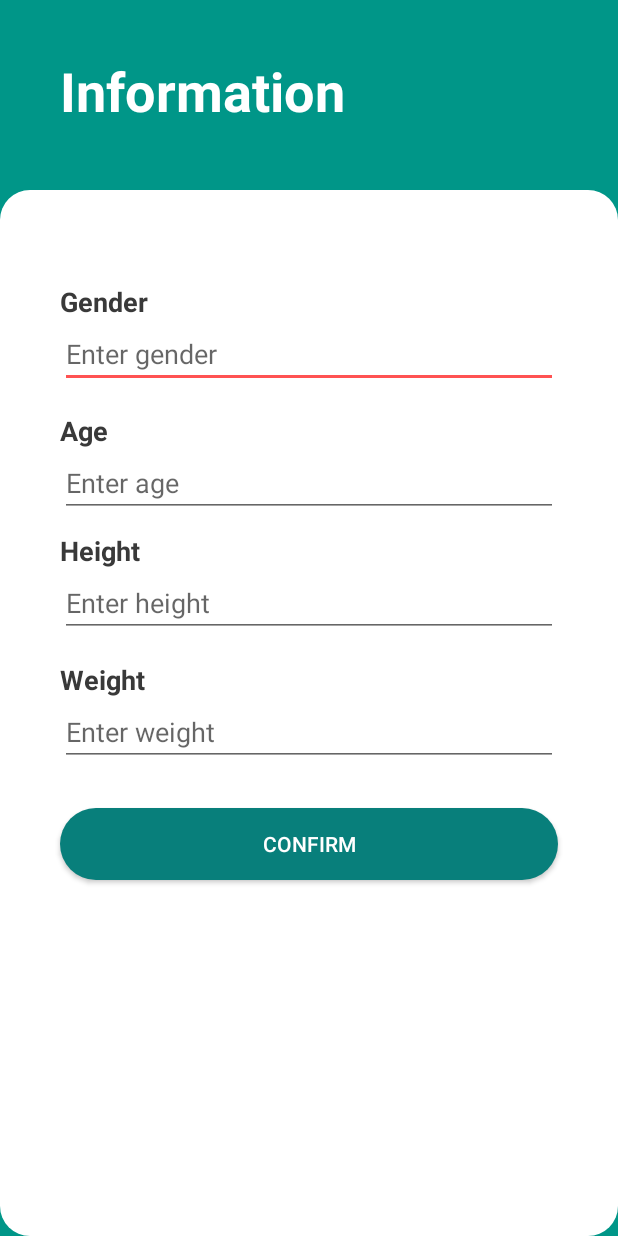
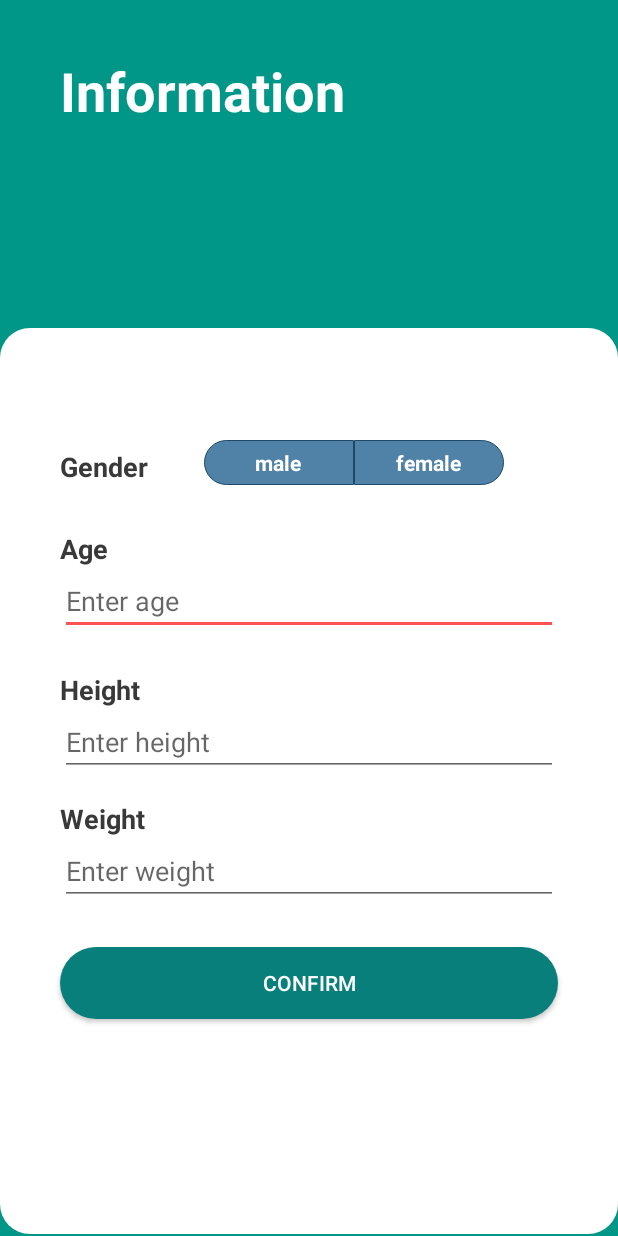
Before and after one commit to Aicl0ud/DietPlanner, an Android app: the screen it shows after launch once a user with an empty profile is signed in (DataActivity), on a phone screen of 412 x 824 dp. Run offline under Robolectric (Android 15) with nearby library versions, the light colour scheme and no system bars; our stand-ins replace Firebase (no records; nobody signed in at launch, a user with empty details on screens opened directly).

Commit message:
New system added
+ gender button
+ number input type

```diff
--- a/DietPlanner/app/build.gradle
+++ b/DietPlanner/app/build.gradle
@@ -43,4 +43,5 @@ dependencies {
     androidTestImplementation 'androidx.test.espresso:espresso-core:3.2.0'
     implementation 'androidx.recyclerview:recyclerview:1.1.0'
     implementation 'com.android.support:multidex:1.0.3'
+    implementation 'joda-time:joda-time:2.9.1'
 }
--- a/DietPlanner/app/src/main/java/com/mahidol/dietplanner/DataActivity.kt
+++ b/DietPlanner/app/src/main/java/com/mahidol/dietplanner/DataActivity.kt
@@ -1,13 +1,17 @@
 package com.mahidol.dietplanner
 
+import android.app.DatePickerDialog
 import android.content.Intent
+import android.graphics.drawable.ColorDrawable
 import android.os.Bundle
 import android.util.Log
+import android.widget.Button
 import androidx.appcompat.app.AppCompatActivity
 import com.google.firebase.auth.FirebaseAuth
-import com.google.firebase.firestore.DocumentReference
 import com.google.firebase.firestore.FirebaseFirestore
 import kotlinx.android.synthetic.main.activity_data.*
+import java.text.SimpleDateFormat
+import java.util.*
 
 
 class DataActivity : AppCompatActivity() {
@@ -15,7 +19,15 @@ class DataActivity : AppCompatActivity() {
     var db: FirebaseFirestore = FirebaseFirestore.getInstance()
     var mAuth: FirebaseAuth? = FirebaseAuth.getInstance()
     var mAuthListener: FirebaseAuth.AuthStateListener? = null
+    var btbirth: Button? = null
+    val c = Calendar.getInstance()
+    val year = c.get(Calendar.YEAR)
+    val month = c.get(Calendar.MONTH)
+    val day = c.get(Calendar.DAY_OF_MONTH)
     private val TAG: String = "Data Activity"
+    var simpledateformat: SimpleDateFormat = SimpleDateFormat("dd/mm/yyyy")
+    //Today's date
+    var date = simpledateformat.format(Calendar.getInstance().time)
 
     override fun onCreate(savedInstanceState: Bundle?) {
         super.onCreate(savedInstanceState)
@@ -29,8 +41,19 @@ class DataActivity : AppCompatActivity() {
             }
         }
 
+        btbirth?.setOnClickListener{{
+            var datePickerDialog: Date
+        }}
+
         confirm_btn_data.setOnClickListener{
-            val gender = data_form_gender.text.toString().trim{it<=' '}
+            var gender = "NONE"
+            if(male.isChecked){
+                gender = male.text.toString()
+            } else if(female.isChecked){
+                gender = female.text.toString()
+            } else {return@setOnClickListener}
+
+            //val gender = data_form_gender.text.toString().trim{it<=' '}
             val age = data_form_age.text.toString().trim{it<=' '}
             val height = data_form_height.text.toString().trim{it<=' '}
             val weight = data_form_weight.text.toString().trim{it<=' '}
@@ -40,6 +63,9 @@ class DataActivity : AppCompatActivity() {
                 "height" to height,
                 "weight" to weight
             )
+            //check if empty
+            if( age.isEmpty() || height.isEmpty() || weight.isEmpty()){ return@setOnClickListener }
+
             val userID = mAuth!!.currentUser?.uid
 
             db.collection("users").document(userID.toString())
--- /dev/null
+++ b/DietPlanner/app/src/main/res/drawable/btn_selector_female.xml
@@ -0,0 +1,35 @@
+<?xml version="1.0" encoding="utf-8"?>
+<selector xmlns:android="http://schemas.android.com/apk/res/android">
+    <item android:state_pressed="true">
+        <shape android:shape="rectangle">
+            <corners
+                android:topRightRadius="25dp"
+                android:bottomRightRadius="25dp"
+                />
+            <stroke android:width="0.5dp" android:color="#1c4869"/>
+            <solid android:color="@android:color/white"/>
+        </shape>
+    </item>
+
+    <item android:state_checked="true">
+        <shape android:shape="rectangle">
+            <corners
+                android:topRightRadius="25dp"
+                android:bottomRightRadius="25dp"
+                />
+            <stroke android:width="0.5dp" android:color="#1c4869"/>
+            <solid android:color="@android:color/white"/>
+        </shape>
+    </item>
+
+    <item>
+        <shape android:shape="rectangle">
+            <corners
+                android:topRightRadius="25dp"
+                android:bottomRightRadius="25dp"
+                />
+            <stroke android:width="0.5dp" android:color="#1c4869"/>
+            <solid android:color="#5082a8"/>
+        </shape>
+    </item>
+</selector>
--- /dev/null
+++ b/DietPlanner/app/src/main/res/drawable/btn_selector_male.xml
@@ -0,0 +1,35 @@
+<?xml version="1.0" encoding="utf-8"?>
+<selector xmlns:android="http://schemas.android.com/apk/res/android">
+    <item android:state_pressed="true">
+        <shape android:shape="rectangle">
+            <corners
+                android:topLeftRadius="25dp"
+                android:bottomLeftRadius="25dp"
+                />
+            <stroke android:width="0.5dp" android:color="#1c4869"/>
+            <solid android:color="@android:color/white"/>
+        </shape>
+    </item>
+
+    <item android:state_checked="true">
+        <shape android:shape="rectangle">
+            <corners
+                android:topLeftRadius="25dp"
+                android:bottomLeftRadius="25dp"
+                />
+            <stroke android:width="0.5dp" android:color="#1c4869"/>
+            <solid android:color="@android:color/white"/>
+        </shape>
+    </item>
+
+    <item>
+        <shape android:shape="rectangle">
+            <corners
+                android:topLeftRadius="25dp"
+                android:bottomLeftRadius="25dp"
+                />
+            <stroke android:width="0.5dp" android:color="#1c4869"/>
+            <solid android:color="#5082a8"/>
+        </shape>
+    </item>
+</selector>
--- /dev/null
+++ b/DietPlanner/app/src/main/res/drawable/txt_selector.xml
@@ -0,0 +1,7 @@
+<?xml version="1.0" encoding="utf-8"?>
+<selector xmlns:android="http://schemas.android.com/apk/res/android">
+
+    <item android:color="#5082a8" android:state_checked="true"/>
+    <item android:color="#ffffff" android:state_checked="false"/>
+
+</selector>
--- a/DietPlanner/app/src/main/res/layout/activity_data.xml
+++ b/DietPlanner/app/src/main/res/layout/activity_data.xml
@@ -13,63 +13,47 @@
         android:layout_height="wrap_content"
         android:layout_marginStart="40dp"
         android:layout_marginTop="36dp"
-        android:layout_marginBottom="42dp"
         android:text="Information"
         android:textColor="#FFFFFF"
         android:textSize="36sp"
         android:textStyle="bold"
-        app:layout_constraintBottom_toTopOf="@+id/bg_data"
         app:layout_constraintStart_toStartOf="parent"
         app:layout_constraintTop_toTopOf="parent" />
 
     <ImageView
         android:id="@+id/bg_data"
         android:layout_width="0dp"
-        android:layout_height="0dp"
+        android:layout_height="604dp"
+        android:layout_marginBottom="1dp"
         app:layout_constraintBottom_toBottomOf="parent"
         app:layout_constraintEnd_toEndOf="parent"
         app:layout_constraintStart_toStartOf="parent"
-        app:layout_constraintTop_toBottomOf="@+id/information"
         app:srcCompat="@drawable/page_bg" />
 
     <TextView
         android:id="@+id/text_data_gender"
         android:layout_width="wrap_content"
         android:layout_height="wrap_content"
-        android:layout_marginTop="62dp"
+        android:layout_marginStart="40dp"
+        android:layout_marginTop="80dp"
         android:text="Gender"
         android:textColor="#393939"
         android:textSize="18sp"
         android:textStyle="bold"
-        app:layout_constraintStart_toStartOf="@+id/data_form_gender"
+        app:layout_constraintStart_toStartOf="parent"
         app:layout_constraintTop_toTopOf="@+id/bg_data" />
-
-    <EditText
-        android:id="@+id/data_form_gender"
-        android:layout_width="0dp"
-        android:layout_height="wrap_content"
-        android:layout_marginStart="40dp"
-        android:layout_marginEnd="40dp"
-        android:ems="10"
-        android:hint="Enter gender"
-        android:inputType="textPersonName"
-        android:textAlignment="viewStart"
-        android:textColor="#393939"
-        app:layout_constraintEnd_toEndOf="parent"
-        app:layout_constraintStart_toStartOf="parent"
-        app:layout_constraintTop_toBottomOf="@+id/text_data_gender" />
 
     <TextView
         android:id="@+id/text_data_age"
         android:layout_width="wrap_content"
         android:layout_height="wrap_content"
-        android:layout_marginTop="16dp"
+        android:layout_marginTop="30dp"
         android:text="Age"
         android:textColor="#393939"
         android:textSize="18sp"
         android:textStyle="bold"
         app:layout_constraintStart_toStartOf="@+id/data_form_age"
-        app:layout_constraintTop_toBottomOf="@+id/data_form_gender" />
+        app:layout_constraintTop_toBottomOf="@+id/text_data_gender" />
 
     <EditText
         android:id="@+id/data_form_age"
@@ -79,7 +63,7 @@
         android:layout_marginEnd="40dp"
         android:ems="10"
         android:hint="Enter age"
-        android:inputType="textPersonName"
+        android:inputType="date"
         android:textAlignment="viewStart"
         android:textColor="#393939"
         app:layout_constraintEnd_toEndOf="parent"
@@ -90,7 +74,7 @@
         android:id="@+id/text_data_height"
         android:layout_width="wrap_content"
         android:layout_height="wrap_content"
-        android:layout_marginTop="10dp"
+        android:layout_marginTop="24dp"
         android:text="Height"
         android:textColor="#393939"
         android:textSize="18sp"
@@ -106,7 +90,7 @@
         android:layout_marginEnd="40dp"
         android:ems="10"
         android:hint="Enter height"
-        android:inputType="textPersonName"
+        android:inputType="number"
         android:textAlignment="viewStart"
         android:textColor="#393939"
         app:layout_constraintEnd_toEndOf="parent"
@@ -133,7 +117,7 @@
         android:layout_marginEnd="40dp"
         android:ems="10"
         android:hint="Enter weight"
-        android:inputType="textPersonName"
+        android:inputType="number"
         android:textAlignment="viewStart"
         android:textColor="#393939"
         app:layout_constraintEnd_toEndOf="parent"
@@ -154,4 +138,41 @@
         app:layout_constraintStart_toStartOf="parent"
         app:layout_constraintTop_toBottomOf="@+id/data_form_weight" />
 
+    <RadioGroup
+        android:id="@+id/radioGroup"
+        android:layout_width="wrap_content"
+        android:layout_height="wrap_content"
+        android:layout_marginStart="37dp"
+        android:orientation="horizontal"
+        app:layout_constraintBottom_toBottomOf="@+id/text_data_gender"
+        app:layout_constraintStart_toEndOf="@+id/text_data_gender">
+
+        <RadioButton
+            android:id="@+id/male"
+            android:layout_width="100dp"
+            android:layout_height="30dp"
+            android:layout_weight="1"
+            android:background="@drawable/btn_selector_male"
+            android:button="@android:color/transparent"
+            android:text="male"
+            android:textAlignment="center"
+            android:textColor="@drawable/txt_selector"
+            android:textStyle="bold" />
+
+        <RadioButton
+            android:id="@+id/female"
+            android:layout_width="100dp"
+            android:layout_height="30dp"
+            android:layout_weight="1"
+            android:background="@drawable/btn_selector_female"
+            android:button="@android:color/transparent"
+            android:text="female"
+            android:textAlignment="center"
+            android:textColor="@drawable/txt_selector"
+            android:textStyle="bold"
+            tools:layout_editor_absoluteX="236dp"
+            tools:layout_editor_absoluteY="233dp" />
+    </RadioGroup>
+
+
 </androidx.constraintlayout.widget.ConstraintLayout>
```
